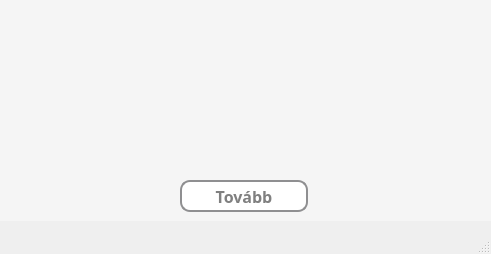
Before: the Qt Designer form src/main/resources/ui/default/resultsScreen.ui in pkristof1999/Szakdolgozat, drawn with Qt 5.
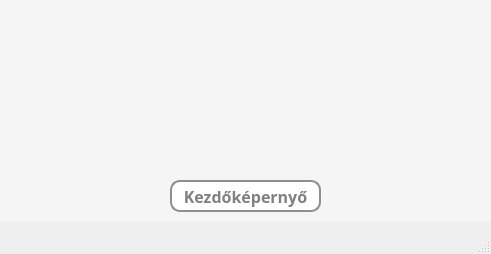
After: the same form once the commit is applied.

Commit message: Szépítés az eredmények képernyőn

What changed in the file:
```diff
--- a/src/main/resources/ui/default/resultsScreen.ui
+++ b/src/main/resources/ui/default/resultsScreen.ui
@@ -39,9 +39,9 @@
     <widget class="QPushButton" name="nextButton">
      <property name="geometry">
       <rect>
-       <x>180</x>
+       <x>170</x>
        <y>180</y>
-       <width>128</width>
+       <width>151</width>
        <height>32</height>
       </rect>
      </property>
@@ -66,7 +66,7 @@
 }</string>
      </property>
      <property name="text">
-      <string>Tovább</string>
+      <string>Kezdőképernyő</string>
      </property>
     </widget>
     <widget class="QLabel" name="infoLabel">
```
Left out of the diff: 4 changed lines with no effect on the pictures. The commit also changes 2 other files.
